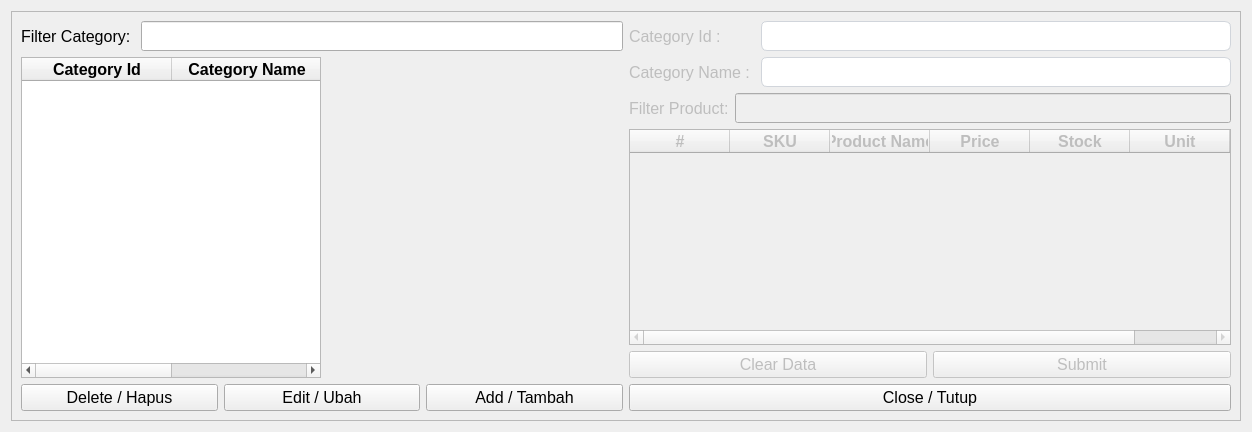
This is ui/categories.ui in michael-halim/pos as Qt 5 draws it before an edit. The edited form follows.
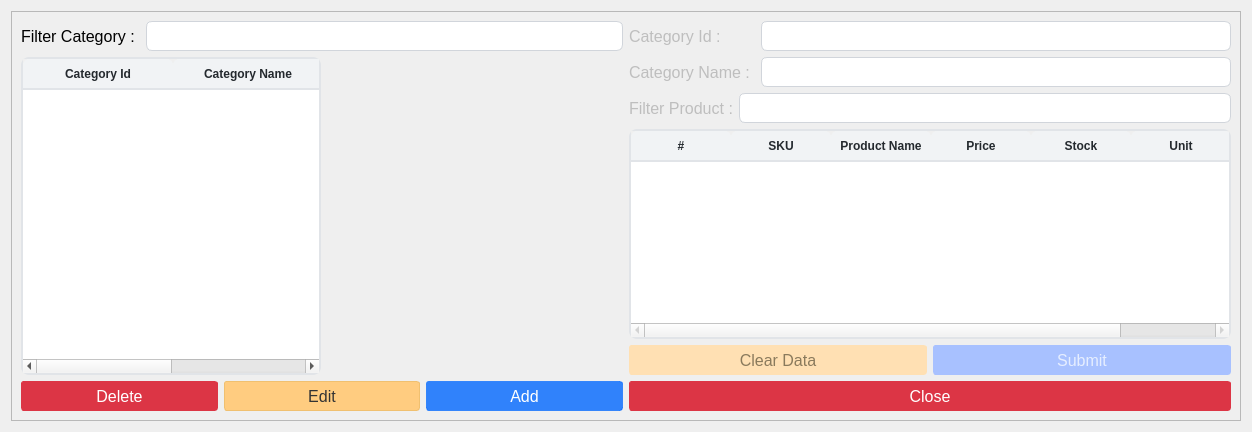
This is the edited form.

Commit message: Patch#34: Added UI - Added UI for Table, Button, and Input - Fix some UI Behavior

The edit to the form file:
```diff
--- a/ui/categories.ui
+++ b/ui/categories.ui
@@ -13,6 +13,34 @@
   <property name="windowTitle">
    <string>Categories</string>
   </property>
+  <property name="styleSheet">
+   <string notr="true">QLineEdit{
+	border: 1px solid #d1d5db;      /* Light gray border */
+    border-radius: 6px;             /* Rounded corners */
+    outline: none;                  /* Remove default outline */
+    color: #333;                    /* Text color */
+    background-color: #fff;       /* Light gray background */
+    
+}
+
+QLineEdit:focus {
+    border: 1px solid #93c5fd;       /* Blue border on focus */
+    background-color: #ffffff;       /* White background when focused */
+}
+
+QPushButton {
+    text-align: center;
+    white-space: nowrap;
+    vertical-align: middle;
+    border: 1px solid transparent;
+    padding: 0.375rem 0.75rem;
+    line-height: 1.5;
+    border-radius: 3px;
+    margin: 0.25rem;
+	opacity: 0.55;
+
+}</string>
+  </property>
   <layout class="QGridLayout" name="gridLayout_2">
    <item row="0" column="0">
     <widget class="QFrame" name="frame">
@@ -55,7 +83,7 @@
                </font>
               </property>
               <property name="text">
-               <string>Filter Category: </string>
+               <string>Filter Category : </string>
               </property>
               <property name="alignment">
                <set>Qt::AlignLeading|Qt::AlignLeft|Qt::AlignVCenter</set>
@@ -99,6 +127,69 @@
               <pointsize>12</pointsize>
              </font>
             </property>
+            <property name="styleSheet">
+             <string notr="true">QTableWidget {
+            background-color: #ffffff;
+            alternate-background-color: #f5f8fa;
+            border: 2px solid #e1e4e8;
+            border-radius: 8px;
+            gridline-color: #e1e4e8;
+            selection-background-color: #0366d6;
+            selection-color: #ffffff;
+        }
+        
+        QTableWidget::item {
+            border-bottom: 1px solid #e1e4e8;
+			padding: 6px;
+        }
+        
+        QTableWidget::item:selected {
+            background-color: #0366d6;
+        }
+        
+        QHeaderView::section {
+            background-color: #f1f3f5;
+            color: #24292e;
+            font-weight: bold;
+            border: none;
+            border-bottom: 2px solid #e1e4e8;
+            padding: 3px;
+            border-top-left-radius: 6px;
+            border-top-right-radius: 6px;
+        }
+        
+        QTableWidget QScrollBar:vertical {
+            border: none;
+            background: #f1f3f5;
+            width: 10px;
+            border-radius: 5px;
+        }
+        
+        QTableWidget QScrollBar::handle:vertical {
+            background: #c0c0c0;
+            border-radius: 5px;
+        }
+        
+        QTableWidget QScrollBar::handle:vertical:hover {
+            background: #a0a0a0;
+        }
+        
+        QTableWidget QScrollBar:horizontal {
+            border: none;
+            background: #f1f3f5;
+            height: 10px;
+            border-radius: 5px;
+        }
+        
+        QTableWidget QScrollBar::handle:horizontal {
+            background: #c0c0c0;
+            border-radius: 5px;
+        }
+        
+        QTableWidget QScrollBar::handle:horizontal:hover {
+            background: #a0a0a0;
+        }</string>
+            </property>
             <property name="sortingEnabled">
              <bool>true</bool>
             </property>
@@ -141,37 +232,99 @@
            <layout class="QHBoxLayout" name="horizontalLayout_2">
             <item>
              <widget class="QPushButton" name="delete_category_button">
+              <property name="minimumSize">
+               <size>
+                <width>0</width>
+                <height>30</height>
+               </size>
+              </property>
               <property name="font">
                <font>
                 <pointsize>12</pointsize>
                </font>
               </property>
+              <property name="styleSheet">
+               <string notr="true">QPushButton {
+    color: #fff;
+    background-color: #dc3545;
+    border-color: #dc3545;
+}
+QPushButton:hover {
+    background-color: #bb2d3b;
+    border-color: #b02a37;
+}</string>
+              </property>
               <property name="text">
-               <string>Delete / Hapus</string>
+               <string>Delete</string>
               </property>
              </widget>
             </item>
             <item>
              <widget class="QPushButton" name="edit_category_button">
+              <property name="minimumSize">
+               <size>
+                <width>0</width>
+                <height>30</height>
+               </size>
+              </property>
               <property name="font">
                <font>
                 <pointsize>12</pointsize>
                </font>
               </property>
+              <property name="styleSheet">
+               <string notr="true">QPushButton{
+    color: #333;
+    background-color: #ffcc80; /* Softer yellow/orange */
+    border-color: #f0c070;
+}
+QPushButton:hover {
+    background-color: #f0c070;
+    border-color: #e0b060;
+}
+QPushButton:disabled {
+    background-color: #ffe0b3;
+    border-color: #ffe0b3;
+    color: #8a7a5c;
+}</string>
+              </property>
               <property name="text">
-               <string>Edit / Ubah</string>
+               <string>Edit</string>
               </property>
              </widget>
             </item>
             <item>
              <widget class="QPushButton" name="add_category_button">
+              <property name="minimumSize">
+               <size>
+                <width>0</width>
+                <height>30</height>
+               </size>
+              </property>
               <property name="font">
                <font>
                 <pointsize>12</pointsize>
                </font>
               </property>
+              <property name="styleSheet">
+               <string notr="true">QPushButton{
+    color: #fff;
+    background-color: rgba(13, 110, 253, 0.85); /* RGBA with alpha channel */
+    border-color: rgba(13, 110, 253, 0.7);
+}
+QPushButton:hover {
+    background-color: rgba(11, 94, 215, 0.9);
+    border-color: rgba(10, 88, 202, 0.9);
+    opacity: 0.95;
+}
+QPushButton:disabled {
+    background-color: #a8c1ff;
+    border-color: #a8c1ff;
+    color: #e6eeff;
+}</string>
+              </property>
               <property name="text">
-               <string>Add / Tambah</string>
+               <string>Add</string>
               </property>
              </widget>
             </item>
@@ -288,7 +441,7 @@
                  </font>
                 </property>
                 <property name="text">
-                 <string>Filter Product:</string>
+                 <string>Filter Product :</string>
                 </property>
                </widget>
               </item>
@@ -318,6 +471,69 @@
                 <height>0</height>
                </size>
               </property>
+              <property name="styleSheet">
+               <string notr="true">QTableWidget {
+            background-color: #ffffff;
+            alternate-background-color: #f5f8fa;
+            border: 2px solid #e1e4e8;
+            border-radius: 8px;
+            gridline-color: #e1e4e8;
+            selection-background-color: #0366d6;
+            selection-color: #ffffff;
+        }
+        
+        QTableWidget::item {
+            border-bottom: 1px solid #e1e4e8;
+			padding: 6px;
+        }
+        
+        QTableWidget::item:selected {
+            background-color: #0366d6;
+        }
+        
+        QHeaderView::section {
+            background-color: #f1f3f5;
+            color: #24292e;
+            font-weight: bold;
+            border: none;
+            border-bottom: 2px solid #e1e4e8;
+            padding: 3px;
+            border-top-left-radius: 6px;
+            border-top-right-radius: 6px;
+        }
+        
+        QTableWidget QScrollBar:vertical {
+            border: none;
+            background: #f1f3f5;
+            width: 10px;
+            border-radius: 5px;
+        }
+        
+        QTableWidget QScrollBar::handle:vertical {
+            background: #c0c0c0;
+            border-radius: 5px;
+        }
+        
+        QTableWidget QScrollBar::handle:vertical:hover {
+            background: #a0a0a0;
+        }
+        
+        QTableWidget QScrollBar:horizontal {
+            border: none;
+            background: #f1f3f5;
+            height: 10px;
+            border-radius: 5px;
+        }
+        
+        QTableWidget QScrollBar::handle:horizontal {
+            background: #c0c0c0;
+            border-radius: 5px;
+        }
+        
+        QTableWidget QScrollBar::handle:horizontal:hover {
+            background: #a0a0a0;
+        }</string>
+              </property>
               <property name="sortingEnabled">
                <bool>true</bool>
               </property>
@@ -411,21 +627,6 @@
                 <set>AlignCenter</set>
                </property>
               </column>
-              <column>
-               <property name="text">
-                <string>Created At</string>
-               </property>
-               <property name="font">
-                <font>
-                 <pointsize>12</pointsize>
-                 <weight>75</weight>
-                 <bold>true</bold>
-                </font>
-               </property>
-               <property name="textAlignment">
-                <set>AlignCenter</set>
-               </property>
-              </column>
              </widget>
             </item>
            </layout>
@@ -437,11 +638,33 @@
               <property name="enabled">
                <bool>false</bool>
               </property>
+              <property name="minimumSize">
+               <size>
+                <width>0</width>
+                <height>30</height>
+               </size>
+              </property>
               <property name="font">
                <font>
                 <pointsize>12</pointsize>
                </font>
               </property>
+              <property name="styleSheet">
+               <string notr="true">QPushButton{
+    color: #333;
+    background-color: #ffcc80; /* Softer yellow/orange */
+    border-color: #f0c070;
+}
+QPushButton:hover {
+    background-color: #f0c070;
+    border-color: #e0b060;
+}
+QPushButton:disabled {
+    background-color: #ffe0b3;
+    border-color: #ffe0b3;
+    color: #8a7a5c;
+}</string>
+              </property>
               <property name="text">
                <string>Clear Data</string>
               </property>
@@ -452,11 +675,34 @@
               <property name="enabled">
                <bool>false</bool>
               </property>
+              <property name="minimumSize">
+               <size>
+                <width>0</width>
+                <height>30</height>
+               </size>
+              </property>
               <property name="font">
                <font>
                 <pointsize>12</pointsize>
                </font>
               </property>
+              <property name="styleSheet">
+               <string notr="true">QPushButton{
+    color: #fff;
+    background-color: rgba(13, 110, 253, 0.85); /* RGBA with alpha channel */
+    border-color: rgba(13, 110, 253, 0.7);
+}
+QPushButton:hover {
+    background-color: rgba(11, 94, 215, 0.9);
+    border-color: rgba(10, 88, 202, 0.9);
+    opacity: 0.95;
+}
+QPushButton:disabled {
+    background-color: #a8c1ff;
+    border-color: #a8c1ff;
+    color: #e6eeff;
+}</string>
+              </property>
               <property name="text">
                <string>Submit</string>
               </property>
@@ -468,8 +714,8 @@
            <widget class="QPushButton" name="close_category_button">
             <property name="minimumSize">
              <size>
-              <width>300</width>
-              <height>0</height>
+              <width>0</width>
+              <height>30</height>
              </size>
             </property>
             <property name="font">
@@ -477,8 +723,19 @@
               <pointsize>12</pointsize>
              </font>
             </property>
+            <property name="styleSheet">
+             <string notr="true">QPushButton {
+    color: #fff;
+    background-color: #dc3545;
+    border-color: #dc3545;
+}
+QPushButton:hover {
+    background-color: #bb2d3b;
+    border-color: #b02a37;
+}</string>
+            </property>
             <property name="text">
-             <string>Close / Tutup</string>
+             <string>Close</string>
             </property>
            </widget>
           </item>
```
The commit also changes 35 other files.
